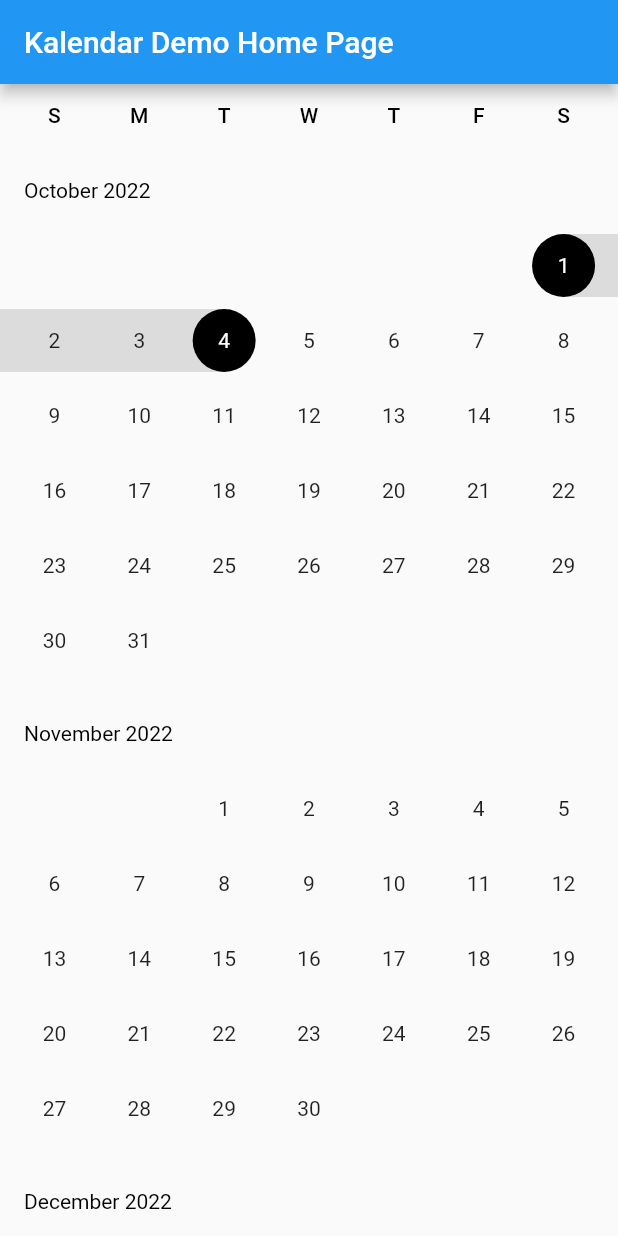
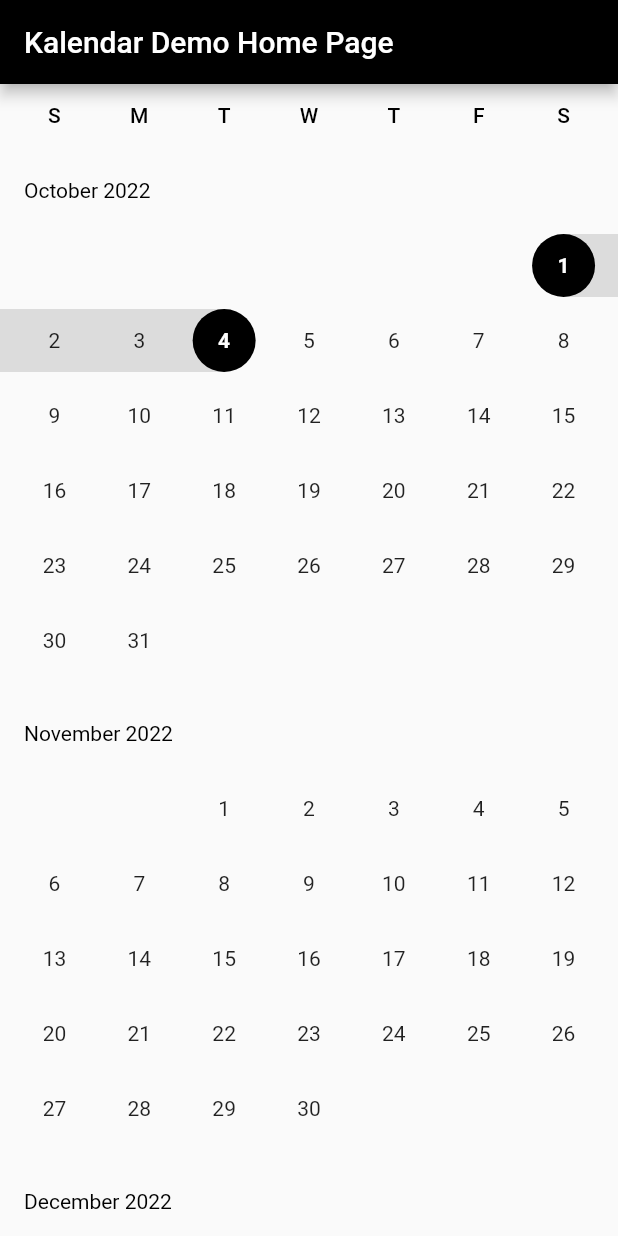
Before and after one commit to ArkrootHQ/sked, a Flutter app: the screen it shows after launch, on a phone screen of 412 x 824 dp. Run offline on Flutter 3.47's test engine with Material 2 defaults, Android fonts, the phone set to English and light mode, and no system bars.

Commit message:
feat: expose new props

```diff
--- a/example/lib/main.dart
+++ b/example/lib/main.dart
@@ -9,12 +9,9 @@ class MyApp extends StatelessWidget {
   const MyApp({Key? key}) : super(key: key);
   @override
   Widget build(BuildContext context) {
-    return MaterialApp(
+    return const MaterialApp(
       title: 'Kalendar',
-      theme: ThemeData(
-        primarySwatch: Colors.blue,
-      ),
-      home: const MyHomePage(title: 'Kalendar Demo Home Page'),
+      home: MyHomePage(title: 'Kalendar Demo Home Page'),
     );
   }
 }
@@ -32,15 +29,22 @@ class _MyHomePageState extends State<MyHomePage> {
     return Scaffold(
       appBar: AppBar(
         title: Text(widget.title),
+        backgroundColor: Colors.black,
       ),
       body: Center(
         child: VerticalDateRangePicker(
           firstDate: DateTime.now(),
-          lastDate: DateTime(DateTime.now().year + 5),
+          lastDate: DateTime(DateTime.now().year + 10),
           highLightColor: Colors.black,
           onEndDateChanged: (date) {},
           selectedColor: Colors.black,
           onStartDateChanged: (date) {},
+          splashColor: Colors.black,
+          presentDayStrokeColor: Colors.black,
+          selectedTextStyle: const TextStyle(
+            fontWeight: FontWeight.bold,
+            color: Colors.white,
+          ),
           initialDateRange: DateTimeRange(
             start: DateTime.now(),
             end: DateTime.now().add(
--- a/lib/range_picker/calendar_date_range_picker.dart
+++ b/lib/range_picker/calendar_date_range_picker.dart
@@ -21,9 +21,18 @@ class CalendarDateRangePicker extends StatefulWidget {
     this.selectedColor,
     this.selectedTextStyle,
     this.disabledTexStyle,
-    this.showCurrentDate,
-  })  : initialStartDate = initialStartDate != null ? DateUtils.dateOnly(initialStartDate) : null,
-        initialEndDate = initialEndDate != null ? DateUtils.dateOnly(initialEndDate) : null,
+    this.showPresentDay,
+    this.currentDayStrokeColor,
+    this.itemHeight,
+    this.splashColor,
+    this.spaceBetweenEachMonth,
+    this.dayTextStyle,
+    this.spaceBetweenRows, this.monthNameHeight, this.monthTextStyle,
+  })  : initialStartDate = initialStartDate != null
+            ? DateUtils.dateOnly(initialStartDate)
+            : null,
+        initialEndDate =
+            initialEndDate != null ? DateUtils.dateOnly(initialEndDate) : null,
         firstDate = DateUtils.dateOnly(firstDate),
         lastDate = DateUtils.dateOnly(lastDate),
         currentDate = DateUtils.dateOnly(currentDate ?? DateTime.now()),
@@ -33,7 +42,8 @@ class CalendarDateRangePicker extends StatefulWidget {
             this.initialEndDate == null ||
             !this.initialStartDate!.isAfter(initialEndDate!),
         'initialStartDate must be on or before initialEndDate.');
-    assert(!this.lastDate.isBefore(this.firstDate), 'firstDate must be on or before lastDate.');
+    assert(!this.lastDate.isBefore(this.firstDate),
+        'firstDate must be on or before lastDate.');
   }
 
   /// The [DateTime] that represents the start of the initial date range selection.
@@ -57,18 +67,54 @@ class CalendarDateRangePicker extends StatefulWidget {
   /// Called when the user changes the end date of the selected range.
   final ValueChanged<DateTime?>? onEndDateChanged;
 
+  /// The highlight color for the the selected dates
+  /// By default the color will be [colorScheme.primary].
   final Color? highLightColor;
 
+  /// The color of the selected dates.
   final Color? selectedColor;
 
+  /// Text style for the selected day items.
   final TextStyle? selectedTextStyle;
 
+  /// Text style for the disabled day items.
   final TextStyle? disabledTexStyle;
 
-  final bool? showCurrentDate;
+  /// Boolean to hide or show the selection of current date.
+  /// By default the value will be true.
+  final bool? showPresentDay;
+
+  /// The current day gets a different text color and a circle stroke
+  /// border. This prop only shows effect when [showPresentDay] is true.
+  final Color? currentDayStrokeColor;
+
+  /// Item height of each day in month.
+  final double? itemHeight;
+
+  /// The splash color for each day of the month. By default the
+  /// value will be [ColorScheme.primary].
+  final Color? splashColor;
+
+  /// Space between each month. By default the height between each month
+  /// will be 12.
+  final double? spaceBetweenEachMonth;
+
+  /// The text style for all days. By default the text style
+  /// is [textTheme.bodyText2].
+  final TextStyle? dayTextStyle;
+
+  /// Space between rows.
+  final double? spaceBetweenRows;
+
+  /// Height of the month name widget.
+  final double? monthNameHeight;
+
+  /// Text style for month names.
+  final TextStyle? monthTextStyle;
 
   @override
-  _CalendarDateRangePickerState createState() => _CalendarDateRangePickerState();
+  _CalendarDateRangePickerState createState() =>
+      _CalendarDateRangePickerState();
 }
 
 class _CalendarDateRangePickerState extends State<CalendarDateRangePicker> {
@@ -90,7 +136,8 @@ class _CalendarDateRangePickerState extends State<CalendarDateRangePicker> {
     // Calculate the index for the initially displayed month. This is needed to
     // divide the list of months into two `SliverList`s.
     final DateTime initialDate = widget.initialStartDate ?? widget.currentDate;
-    if (!initialDate.isBefore(widget.firstDate) && !initialDate.isAfter(widget.lastDate)) {
+    if (!initialDate.isBefore(widget.firstDate) &&
+        !initialDate.isAfter(widget.lastDate)) {
       _initialMonthIndex = DateUtils.monthDelta(widget.firstDate, initialDate);
     }
 
@@ -115,7 +162,8 @@ class _CalendarDateRangePickerState extends State<CalendarDateRangePicker> {
     }
   }
 
-  int get _numberOfMonths => DateUtils.monthDelta(widget.firstDate, widget.lastDate) + 1;
+  int get _numberOfMonths =>
+      DateUtils.monthDelta(widget.firstDate, widget.lastDate) + 1;
 
   void _vibrate() {
     switch (Theme.of(context).platform) {
@@ -143,7 +191,9 @@ class _CalendarDateRangePickerState extends State<CalendarDateRangePicker> {
   void _updateSelection(DateTime date) {
     _vibrate();
     setState(() {
-      if (_startDate != null && _endDate == null && !date.isBefore(_startDate!)) {
+      if (_startDate != null &&
+          _endDate == null &&
+          !date.isBefore(_startDate!)) {
         _endDate = date;
         widget.onEndDateChanged?.call(_endDate);
       } else {
@@ -157,9 +207,13 @@ class _CalendarDateRangePickerState extends State<CalendarDateRangePicker> {
     });
   }
 
-  Widget _buildMonthItem(BuildContext context, int index, bool beforeInitialMonth) {
-    final int monthIndex = beforeInitialMonth ? _initialMonthIndex - index - 1 : _initialMonthIndex + index;
-    final DateTime month = DateUtils.addMonthsToMonthDate(widget.firstDate, monthIndex);
+  Widget _buildMonthItem(
+      BuildContext context, int index, bool beforeInitialMonth) {
+    final int monthIndex = beforeInitialMonth
+        ? _initialMonthIndex - index - 1
+        : _initialMonthIndex + index;
+    final DateTime month =
+        DateUtils.addMonthsToMonthDate(widget.firstDate, monthIndex);
     return MonthItem(
       selectedDateStart: _startDate,
       selectedDateEnd: _endDate,
@@ -172,7 +226,13 @@ class _CalendarDateRangePickerState extends State<CalendarDateRangePicker> {
       selectedColor: widget.selectedColor,
       selectedTextStyle: widget.selectedTextStyle,
       disabledTexStyle: widget.disabledTexStyle,
-      showCurrentDay: widget.showCurrentDate ?? true,
+      showCurrentDay: widget.showPresentDay ?? true,
+      currentDayStrokeColor: widget.currentDayStrokeColor,
+      dayTextStyle: widget.dayTextStyle,
+      itemHeight: widget.itemHeight,
+      spaceBetweenEachMonth: widget.spaceBetweenEachMonth,
+      spaceBetweenRows: widget.spaceBetweenRows,
+      splashColor: widget.splashColor,
     );
   }
 
@@ -187,7 +247,8 @@ class _CalendarDateRangePickerState extends State<CalendarDateRangePicker> {
           child: _CalendarKeyboardNavigator(
             firstDate: widget.firstDate,
             lastDate: widget.lastDate,
-            initialFocusedDay: _startDate ?? widget.initialStartDate ?? widget.currentDate,
+            initialFocusedDay:
+                _startDate ?? widget.initialStartDate ?? widget.currentDate,
             // In order to prevent performance issues when displaying the
             // correct initial month, 2 `SliverList`s are used to split the
             // months. The first item in the second SliverList is the initial
@@ -199,14 +260,16 @@ class _CalendarDateRangePickerState extends State<CalendarDateRangePicker> {
               slivers: <Widget>[
                 SliverList(
                   delegate: SliverChildBuilderDelegate(
-                    (BuildContext context, int index) => _buildMonthItem(context, index, true),
+                    (BuildContext context, int index) =>
+                        _buildMonthItem(context, index, true),
                     childCount: _initialMonthIndex,
                   ),
                 ),
                 SliverList(
                   key: sliverAfterKey,
                   delegate: SliverChildBuilderDelegate(
-                    (BuildContext context, int index) => _buildMonthItem(context, index, false),
+                    (BuildContext context, int index) =>
+                        _buildMonthItem(context, index, false),
                     childCount: _numberOfMonths - _initialMonthIndex,
                   ),
                 ),
@@ -234,15 +297,22 @@ class _CalendarKeyboardNavigator extends StatefulWidget {
   final DateTime initialFocusedDay;
 
   @override
-  _CalendarKeyboardNavigatorState createState() => _CalendarKeyboardNavigatorState();
+  _CalendarKeyboardNavigatorState createState() =>
+      _CalendarKeyboardNavigatorState();
 }
 
-class _CalendarKeyboardNavigatorState extends State<_CalendarKeyboardNavigator> {
-  final Map<ShortcutActivator, Intent> _shortcutMap = const <ShortcutActivator, Intent>{
-    SingleActivator(LogicalKeyboardKey.arrowLeft): DirectionalFocusIntent(TraversalDirection.left),
-    SingleActivator(LogicalKeyboardKey.arrowRight): DirectionalFocusIntent(TraversalDirection.right),
-    SingleActivator(LogicalKeyboardKey.arrowDown): DirectionalFocusIntent(TraversalDirection.down),
-    SingleActivator(LogicalKeyboardKey.arrowUp): DirectionalFocusIntent(TraversalDirection.up),
+class _CalendarKeyboardNavigatorState
+    extends State<_CalendarKeyboardNavigator> {
+  final Map<ShortcutActivator, Intent> _shortcutMap =
+      const <ShortcutActivator, Intent>{
+    SingleActivator(LogicalKeyboardKey.arrowLeft):
+        DirectionalFocusIntent(TraversalDirection.left),
+    SingleActivator(LogicalKeyboardKey.arrowRight):
+        DirectionalFocusIntent(TraversalDirection.right),
+    SingleActivator(LogicalKeyboardKey.arrowDown):
+        DirectionalFocusIntent(TraversalDirection.down),
+    SingleActivator(LogicalKeyboardKey.arrowUp):
+        DirectionalFocusIntent(TraversalDirection.up),
   };
   late Map<Type, Action<Intent>> _actionMap;
   late FocusNode _dayGridFocus;
@@ -253,9 +323,12 @@ class _CalendarKeyboardNavigatorState extends State<_CalendarKeyboardNavigator>
   void initState() {
     super.initState();
     _actionMap = <Type, Action<Intent>>{
-      NextFocusIntent: CallbackAction<NextFocusIntent>(onInvoke: _handleGridNextFocus),
-      PreviousFocusIntent: CallbackAction<PreviousFocusIntent>(onInvoke: _handleGridPreviousFocus),
-      DirectionalFocusIntent: CallbackAction<DirectionalFocusIntent>(onInvoke: _handleDirectionFocus),
+      NextFocusIntent:
+          CallbackAction<NextFocusIntent>(onInvoke: _handleGridNextFocus),
+      PreviousFocusIntent: CallbackAction<PreviousFocusIntent>(
+          onInvoke: _handleGridPreviousFocus),
+      DirectionalFocusIntent: CallbackAction<DirectionalFocusIntent>(
+          onInvoke: _handleDirectionFocus),
     };
     _dayGridFocus = FocusNode(debugLabel: 'Day Grid');
   }
@@ -298,7 +371,8 @@ class _CalendarKeyboardNavigatorState extends State<_CalendarKeyboardNavigator>
   void _handleDirectionFocus(DirectionalFocusIntent intent) {
     assert(_focusedDay != null);
     setState(() {
-      final DateTime? nextDate = _nextDateInDirection(_focusedDay!, intent.direction);
+      final DateTime? nextDate =
+          _nextDateInDirection(_focusedDay!, intent.direction);
       if (nextDate != null) {
         _focusedDay = nextDate;
         _dayTraversalDirection = intent.direction;
@@ -306,27 +380,33 @@ class _CalendarKeyboardNavigatorState extends State<_CalendarKeyboardNavigator>
     });
   }
 
-  static const Map<TraversalDirection, int> _directionOffset = <TraversalDirection, int>{
+  static const Map<TraversalDirection, int> _directionOffset =
+      <TraversalDirection, int>{
     TraversalDirection.up: -DateTime.daysPerWeek,
     TraversalDirection.right: 1,
     TraversalDirection.down: DateTime.daysPerWeek,
     TraversalDirection.left: -1,
   };
 
-  int _dayDirectionOffset(TraversalDirection traversalDirection, TextDirection textDirection) {
+  int _dayDirectionOffset(
+      TraversalDirection traversalDirection, TextDirection textDirection) {
     // Swap left and right if the text direction if RTL
     if (textDirection == TextDirection.rtl) {
       if (traversalDirection == TraversalDirection.left) {
         traversalDirection = TraversalDirection.right;
-      } else if (traversalDirection == TraversalDirection.right) traversalDirection = TraversalDirection.left;
+      } else if (traversalDirection == TraversalDirection.right) {
+        traversalDirection = TraversalDirection.left;
+      }
     }
     return _directionOffset[traversalDirection]!;
   }
 
   DateTime? _nextDateInDirection(DateTime date, TraversalDirection direction) {
     final TextDirection textDirection = Directionality.of(context);
-    final DateTime nextDate = DateUtils.addDaysToDate(date, _dayDirectionOffset(direction, textDirection));
-    if (!nextDate.isBefore(widget.firstDate) && !nextDate.isAfter(widget.lastDate)) {
+    final DateTime nextDate = DateUtils.addDaysToDate(
+        date, _dayDirectionOffset(direction, textDirection));
+    if (!nextDate.isBefore(widget.firstDate) &&
+        !nextDate.isAfter(widget.lastDate)) {
       return nextDate;
     }
     return null;
--- a/lib/range_picker/vertical_range_picker.dart
+++ b/lib/range_picker/vertical_range_picker.dart
@@ -21,7 +21,15 @@ class VerticalDateRangePicker extends StatefulWidget {
     this.selectedColor,
     this.selectedTextStyle,
     this.disabledTexStyle,
-    this.showCurrentDate,
+    this.showPresentDay,
+    this.presentDayStrokeColor,
+    this.itemHeight,
+    this.splashColor,
+    this.spaceBetweenEachMonth,
+    this.dayTextStyle,
+    this.spaceBetweenRows,
+    this.monthNameHeight,
+    this.monthTextStyle,
   }) : super(key: key);
 
   /// The date range that the date range picker starts with when it opens.
@@ -63,27 +71,68 @@ class VerticalDateRangePicker extends StatefulWidget {
   ///    Flutter.
   final String? restorationId;
 
+  /// Called when the user changes the start date of the selected range.
   final ValueChanged<DateTime> onStartDateChanged;
 
-  final ValueChanged<DateTime> onEndDateChanged;
+  /// Called when the user changes the end date of the selected range.
+  final ValueChanged<DateTime?> onEndDateChanged;
 
+  /// The highlight color for the the selected dates
+  /// By default the color will be [colorScheme.primary].
   final Color? highLightColor;
 
+  /// The color of the selected dates.
   final Color? selectedColor;
 
+  /// Text style for the selected day items.
   final TextStyle? selectedTextStyle;
 
+  /// Text style for the disabled day items.
   final TextStyle? disabledTexStyle;
 
-  final bool? showCurrentDate;
+  /// Boolean to hide or show the selection of current date.
+  /// By default the value will be true.
+  final bool? showPresentDay;
+
+  /// The current day gets a different text color and a circle stroke
+  /// border. This prop only shows effect when [showPresentDay] is true.
+  final Color? presentDayStrokeColor;
+
+  /// Item height of each day in month.
+  final double? itemHeight;
+
+  /// The splash color for each day of the month. By default the
+  /// value will be [ColorScheme.primary].
+  final Color? splashColor;
+
+  /// Space between each month. By default the height between each month
+  /// will be 12.
+  final double? spaceBetweenEachMonth;
+
+  /// The text style for all days. By default the text style
+  /// is [textTheme.bodyText2].
+  final TextStyle? dayTextStyle;
+
+  /// Space between rows.
+  final double? spaceBetweenRows;
+
+  /// Height of the month name widget.
+  final double? monthNameHeight;
+
+  /// Text style for month names.
+  final TextStyle? monthTextStyle;
 
   @override
-  State<VerticalDateRangePicker> createState() => _VerticalDateRangePickerState();
+  State<VerticalDateRangePicker> createState() =>
+      _VerticalDateRangePickerState();
 }
 
-class _VerticalDateRangePickerState extends State<VerticalDateRangePicker> with RestorationMixin {
-  late final RestorableDateTimeN _selectedStart = RestorableDateTimeN(widget.initialDateRange?.start);
-  late final RestorableDateTimeN _selectedEnd = RestorableDateTimeN(widget.initialDateRange?.end);
+class _VerticalDateRangePickerState extends State<VerticalDateRangePicker>
+    with RestorationMixin {
+  late final RestorableDateTimeN _selectedStart =
+      RestorableDateTimeN(widget.initialDateRange?.start);
+  late final RestorableDateTimeN _selectedEnd =
+      RestorableDateTimeN(widget.initialDateRange?.end);
   final RestorableBool _autoValidate = RestorableBool(false);
   final GlobalKey _calendarPickerKey = GlobalKey();
 
@@ -134,7 +183,15 @@ class _VerticalDateRangePickerState extends State<VerticalDateRangePicker> with
           selectedColor: widget.selectedColor,
           selectedTextStyle: widget.selectedTextStyle,
           disabledTexStyle: widget.disabledTexStyle,
-          showCurrentDate: widget.showCurrentDate ?? true,
+          showPresentDay: widget.showPresentDay ?? true,
+          currentDayStrokeColor: widget.presentDayStrokeColor,
+          dayTextStyle: widget.dayTextStyle,
+          itemHeight: widget.itemHeight,
+          spaceBetweenEachMonth: widget.spaceBetweenEachMonth,
+          spaceBetweenRows: widget.spaceBetweenRows,
+          splashColor: widget.splashColor,
+          monthNameHeight: widget.monthNameHeight,
+          monthTextStyle: widget.monthTextStyle,
         ),
       ),
     );
--- a/lib/widgets/month_widget.dart
+++ b/lib/widgets/month_widget.dart
@@ -3,8 +3,7 @@ import 'package:flutter/material.dart';
 import 'dart:math' as math;
 import 'package:kalendar/enums/highlight_painter_style.dart';
 import 'package:kalendar/helpers/painter.dart';
-
-import '../constants.dart';
+import 'package:kalendar/constants.dart';
 import 'focus_date_widget.dart';
 import 'grid_layout_widget.dart';
 
@@ -36,6 +35,7 @@ class MonthItem extends StatefulWidget {
     this.splashColor,
     this.spaceBetweenEachMonth,
     this.spaceBetweenRows,
+    this.dayTextStyle, this.monthNameHeight, this.monthTextStyle,
   })  : assert(!firstDate.isAfter(lastDate)),
         assert(selectedDateStart == null ||
             !selectedDateStart.isBefore(firstDate)),
@@ -124,7 +124,18 @@ class MonthItem extends StatefulWidget {
   /// will be 12.
   final double? spaceBetweenEachMonth;
 
+  /// The text style for all days. By default the text style
+  /// is [textTheme.bodyText2].
+  final TextStyle? dayTextStyle;
+
+  /// Space between rows.
   final double? spaceBetweenRows;
+
+  /// Height of the month name widget.
+  final double? monthNameHeight;
+
+  /// Text style for month names.
+  final TextStyle? monthTextStyle;
 
   @override
   _MonthItemState createState() => _MonthItemState();
@@ -177,7 +188,6 @@ class _MonthItemState extends State<MonthItem> {
       if (focusDirection != null) {
         ScrollPositionAlignmentPolicy policy =
             ScrollPositionAlignmentPolicy.explicit;
-
         switch (focusDirection) {
           case TraversalDirection.up:
           case TraversalDirection.left:
@@ -216,7 +226,7 @@ class _MonthItemState extends State<MonthItem> {
         dayToBuild.isBefore(widget.firstDate);
     BoxDecoration? decoration;
 
-    TextStyle? itemStyle = textTheme.bodyText2;
+    TextStyle? itemStyle = widget.dayTextStyle ?? textTheme.bodyText2;
     final bool isRangeSelected =
         widget.selectedDateStart != null && widget.selectedDateEnd != null;
 
```
